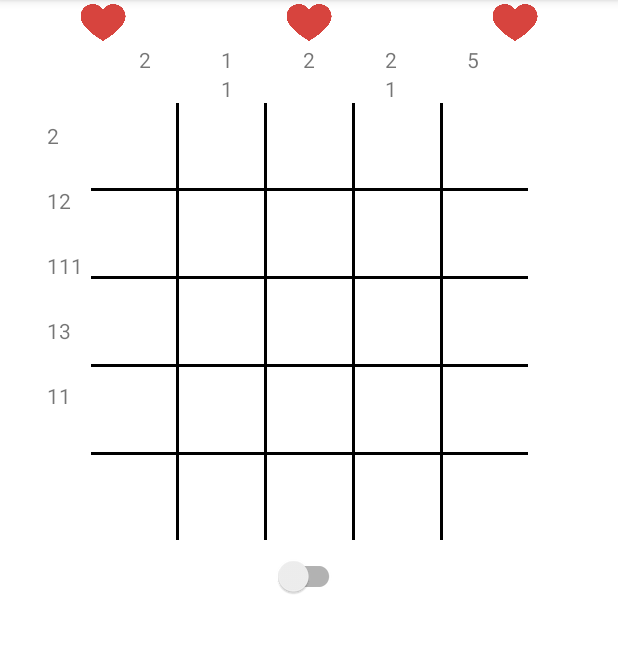
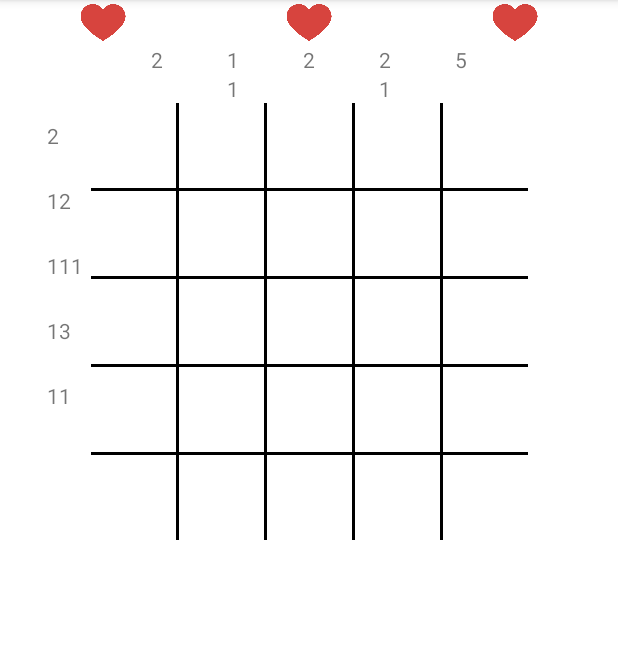
Before and after one commit to koeltv/Nonogram, an Android app: the GridActivity screen opened directly, with no data from a screen before it, on a phone screen of 412 x 824 dp, the part 84-737 px from its top. Run offline under Robolectric (Android 15) with nearby library versions, the phone set to English and light mode, and no system bars; our stand-ins replace Room's generated code.

```diff
--- a/app/src/main/java/fr/utt/if26/nonogram/ui/grid/GridActivity.java
+++ b/app/src/main/java/fr/utt/if26/nonogram/ui/grid/GridActivity.java
@@ -122,7 +122,7 @@ public class GridActivity extends AppCompatActivity {
             lineLayout.setOrientation(LinearLayout.VERTICAL);
             for (Integer value : line) {
                 TextView textView = new TextView(this);
-                textView.setPadding(35, 0, 35, 0);
+                textView.setPadding(32, 0, 32, 0);
                 textView.setText(String.valueOf(value));
                 lineLayout.addView(textView);
             }
--- a/app/src/main/res/layout/activity_grid.xml
+++ b/app/src/main/res/layout/activity_grid.xml
@@ -74,12 +74,6 @@
 
     </androidx.constraintlayout.widget.ConstraintLayout>
 
-    <androidx.appcompat.widget.SwitchCompat
-        android:id="@+id/switch1"
-        android:layout_width="wrap_content"
-        android:layout_height="wrap_content"
-        android:layout_gravity="center" />
-
     <TextView
         android:id="@+id/textView"
         android:layout_width="match_parent"
```
Also changed, not shown: app/src/main/java/fr/utt/if26/nonogram/model/grid/Grid.java (+3 -8 lines).
